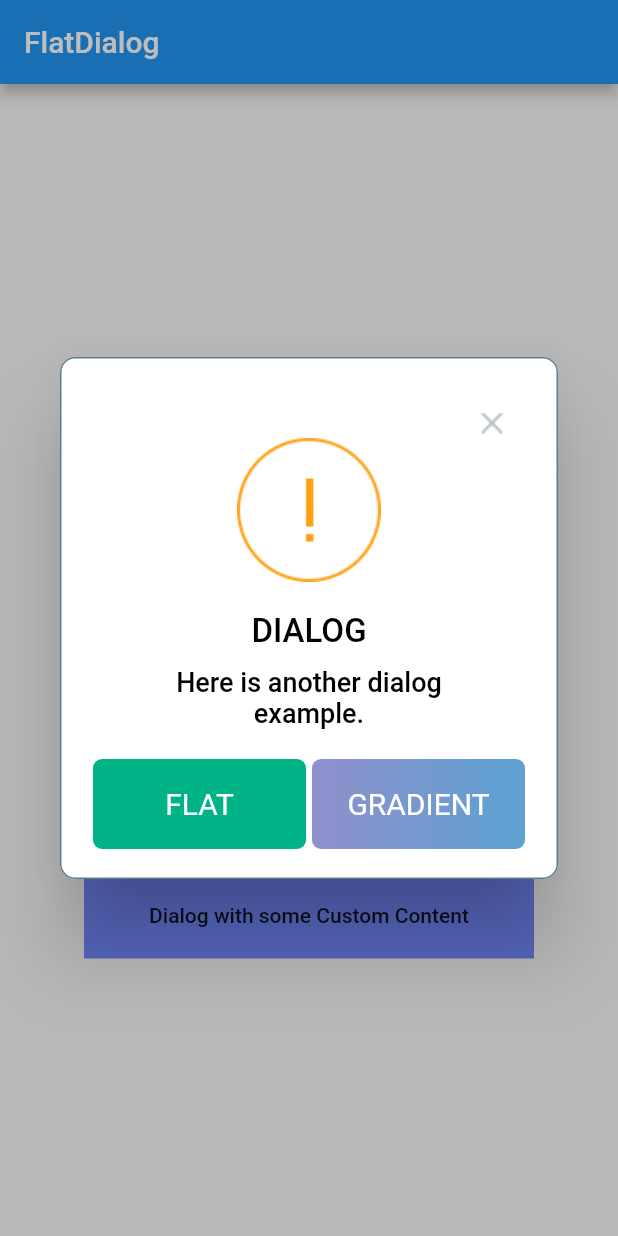
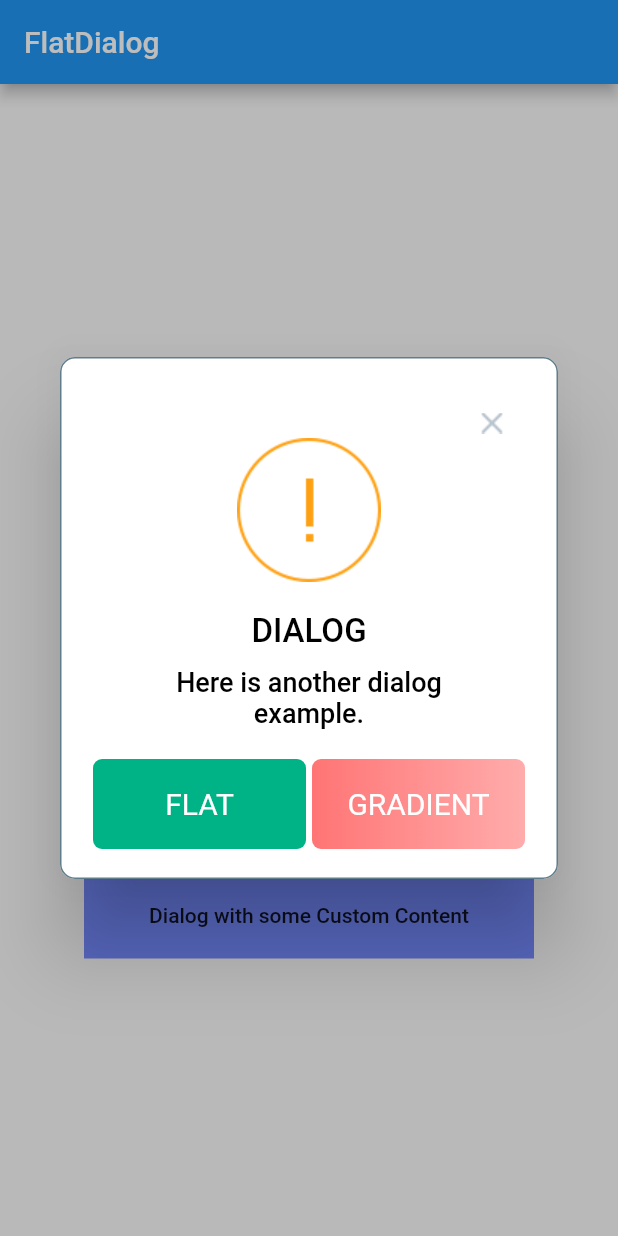
Before and after one commit to BrunoJurkovic/flat_dialog, a Flutter app: the screen it shows after launch, after a tap on "Dialog with Gradient Buttons", on a phone screen of 412 x 824 dp. Run offline on Flutter 3.47's test engine with Material 2 defaults, Android fonts, the phone set to English and light mode, and no system bars.

Commit message:
Changed button gradient in example

```diff
--- a/example/lib/main.dart
+++ b/example/lib/main.dart
@@ -113,7 +113,7 @@ class PopupDialog extends StatelessWidget {
     return Alert(
       context: context,
       type: DialogType.error,
-      title: "DIALOG EXAMPLE",
+      title: "ERROR",
       desc: "Some text for you to understand the layout :)",
       buttons: [
         FlatDialogButton(
@@ -150,8 +150,8 @@ class PopupDialog extends StatelessWidget {
           ),
           onPressed: () => Navigator.pop(context),
           gradient: LinearGradient(colors: [
-            Color.fromRGBO(116, 116, 191, 1.0),
-            Color.fromRGBO(52, 138, 199, 1.0)
+            Colors.redAccent,
+            Colors.redAccent.withOpacity(0.6),
           ]),
         )
       ],
```
